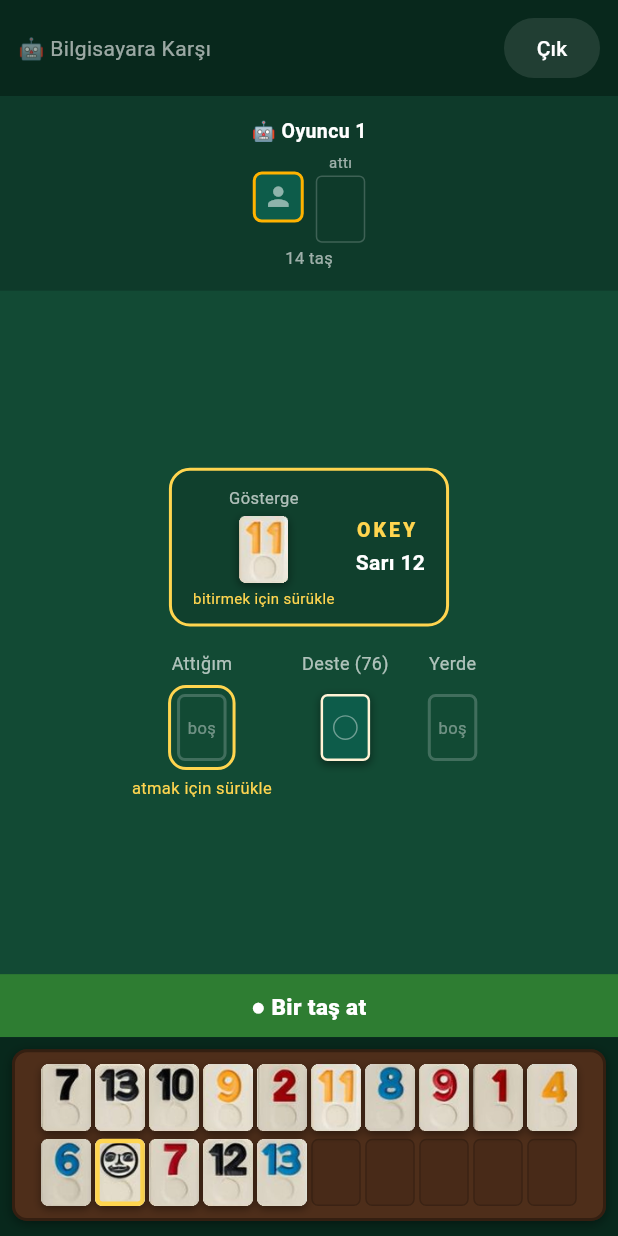
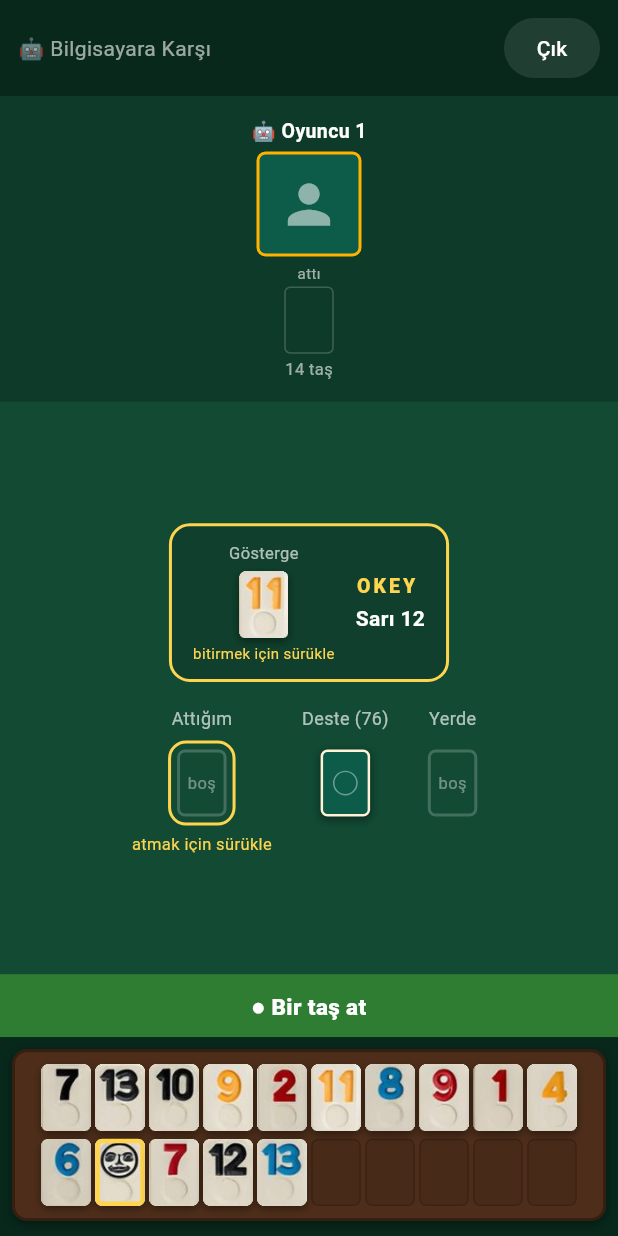
Before and after one commit to lutfuerkul/uno_online, a Flutter app: the OkeyBotScreen screen opened directly, after a tap on an icon or button, on a phone screen of 412 x 824 dp. Run offline on Flutter 3.47's test engine with Material 3 defaults, Android fonts, the phone set to English and light mode, and no system bars; our stand-ins replace cloud_firestore, firebase_core, image_picker, shared_preferences; accounts and stored records are empty.

Commit message:
Firestore kurallarini duzelt (playerPhotos eksikti, oyun kurulamiyordu); Okey foto boyutu/duzeni
- firestore.rules: her uc oyunun hasOnly listesine playerPhotos eklendi
  (eksik oldugu icin TUM oyunlarda "Yeni Oyun Kur"/katilma
  permission-denied ile basarisiz oluyordu). Pisti'de ayrica onceden
  eksik olan jackPistiCount de eklendi.
- Okey: rakip fotograf cercevesi 34px -> 70px (digerleriyle ayni),
  attigi tas artik fotografin altina alindi (yan yana degil alt alta).

```diff
--- a/lib/okey/widgets/okey_board_view.dart
+++ b/lib/okey/widgets/okey_board_view.dart
@@ -145,13 +145,8 @@ class _OkeyBoardViewState extends State<OkeyBoardView> {
                   fontWeight: FontWeight.w700,
                   fontSize: 13)),
           const SizedBox(height: 4),
-          Row(
-            mainAxisSize: MainAxisSize.min,
-            children: [
-              OkeyPhotoFrame(base64Photo: c.opponentPhoto(id), size: 34),
-              const SizedBox(width: 8),
-              Column(
-                children: [
+          OkeyPhotoFrame(base64Photo: c.opponentPhoto(id), size: 70),
+          const SizedBox(height: 4),
           const Text('attı',
               style: TextStyle(color: OkeyColors.muted, fontSize: 10)),
           const SizedBox(height: 2),
@@ -170,10 +165,6 @@ class _OkeyBoardViewState extends State<OkeyBoardView> {
                       borderRadius: BorderRadius.circular(4),
                     ),
                   ),
-                        ),
-                ],
-              ),
-            ],
                 ),
           const SizedBox(height: 2),
           Text('$count taş',
```
Also changed, not shown: 1 other file. Lines whose indentation alone changed are shown as unchanged.
